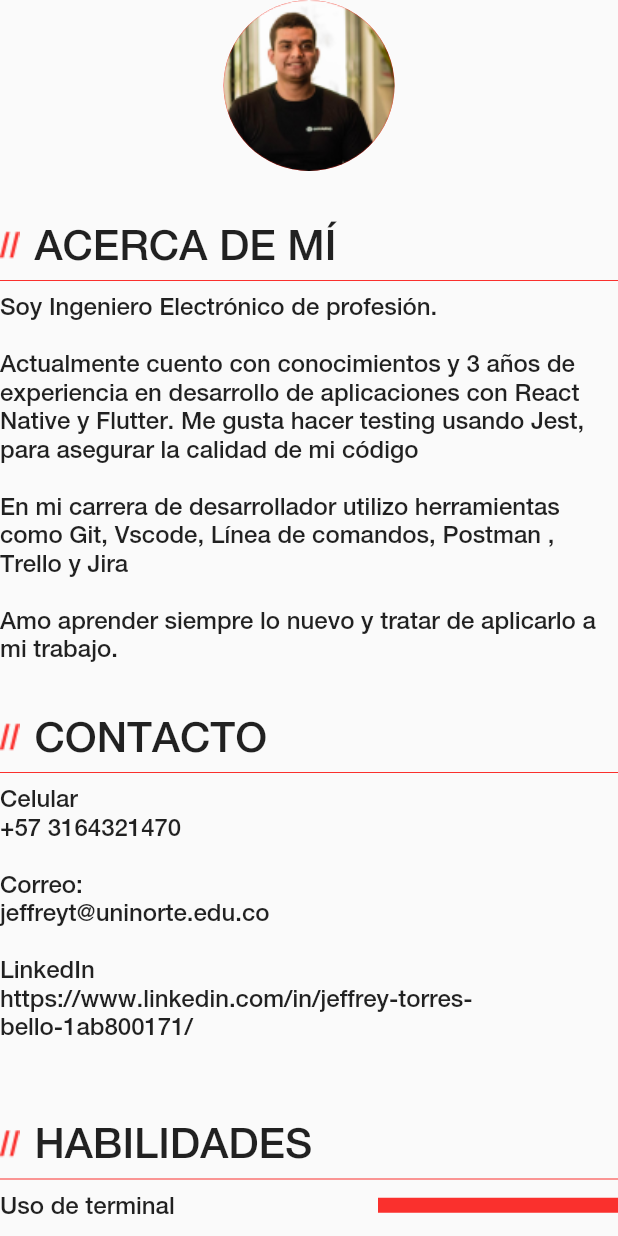
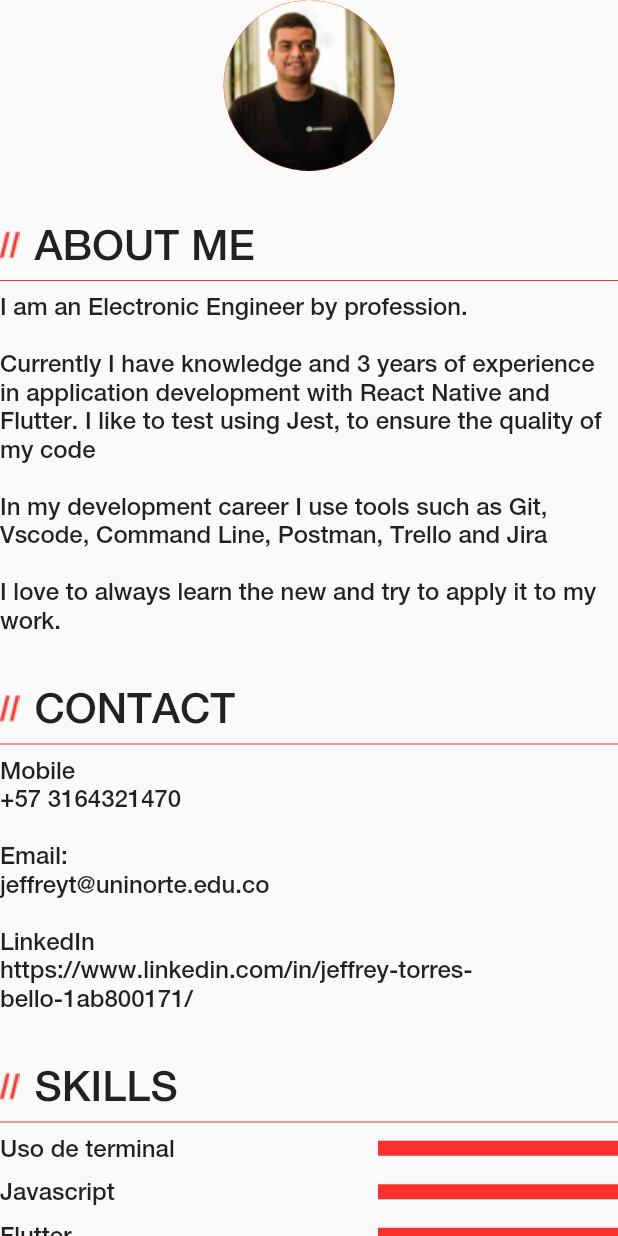
Before and after one commit to jetobe95/resume_in_flutter, a Flutter app: the MyInfo widget shown alone on an empty page, opened directly, on a phone screen of 412 x 824 dp. Run offline on Flutter 3.47's test engine with Material 2 defaults, Android fonts, the light colour scheme and no system bars; our stand-ins replace auto_route, easy_localization.

Commit message:
add es and us translations

```diff
--- /dev/null
+++ b/assets/translations/en-US.json
@@ -0,0 +1,20 @@
+{
+    "name": "JEFFREY",
+    "lastname": "DANIEL TORRES BELLO",
+    "profession": "Electronic Engineer",
+    "educationAndCourses": "EDUCATION & COURSED",
+    "experienceProjects": "EXPERIENCIA & PROJECTS",
+    "references": "REFERENCES",
+    "myInfo": {
+        "aboutMe": "ABOUT ME",
+        "aboutMeContent": "I am an Electronic Engineer by profession.\n\nCurrently I have knowledge and 3 years of experience in application development with React Native and Flutter. I like to test using Jest, to ensure the quality of my code\n\nIn my development career I use tools such as Git, Vscode, Command Line, Postman, Trello and Jira\n\nI love to always learn the new and try to apply it to my work."
+    },
+    "contact": {
+        "title": "CONTACT",
+        "content": "Mobile\n+57 3164321470\n\nEmail:\njeffreyt@uninorte.edu.co\n\nLinkedIn\nhttps://www.linkedin.com/in/jeffrey-torres-bello-1ab800171/"
+    },
+    "skills": {
+        "title": "SKILLS"
+    },
+    "hobbies": "HOBBIES"
+}
--- a/assets/translations/es-CO.json
+++ b/assets/translations/es-CO.json
@@ -4,5 +4,17 @@
     "profession": "Ingeniero Electrónico",
     "educationAndCourses": "EDUCACIÓN & CURSOS",
     "experienceProjects": "EXPERIENCIA & PROYECTOS",
-    "references": "REFERENCIAS"
+    "references": "REFERENCIAS",
+    "myInfo": {
+        "aboutMe": "ACERCA DE MÍ",
+        "aboutMeContent": "Soy Ingeniero Electrónico de profesión.\n\nActualmente cuento con conocimientos y 3 años de experiencia en desarrollo de aplicaciones con React Native y Flutter. Me gusta hacer testing usando Jest, para asegurar la calidad de mi código\n\nEn mi carrera de desarrollador utilizo herramientas como Git, Vscode, Línea de comandos, Postman , Trello y Jira\n\nAmo aprender siempre lo nuevo y tratar de aplicarlo a mi trabajo."
+    },
+    "contact": {
+        "title": "CONTACTO",
+        "content": "Celular\n+57 3164321470\n\nCorreo:\njeffreyt@uninorte.edu.co\n\nLinkedIn\nhttps://www.linkedin.com/in/jeffrey-torres-bello-1ab800171/"
+    },
+    "skills": {
+        "title": "HABILIDADES"
+    },
+    "hobbies": "PASATIEMPOS"
 }
--- a/lib/main.dart
+++ b/lib/main.dart
@@ -7,7 +7,10 @@ void main() async {
   await EasyLocalization.ensureInitialized();
   runApp(
     EasyLocalization(
-      supportedLocales: const [Locale('es', 'CO')],
+      supportedLocales: const [
+        Locale('es', 'CO'),
+        Locale('en', 'US'),
+      ],
       path: 'assets/translations',
       fallbackLocale: const Locale('es', 'CO'),
       child: MyApp(),
--- a/lib/src/ui/pages/pages.dart
+++ b/lib/src/ui/pages/pages.dart
@@ -1,5 +1,6 @@
 library resume.pages;
 
+import 'package:auto_route/auto_route.dart';
 import 'package:flutter/material.dart';
 import 'package:resume_in_flutter/src/ui/theme/uicolors.dart';
 import 'package:resume_in_flutter/src/ui/view/education_and_courses.dart';
--- a/lib/src/ui/pages/resume_page.dart
+++ b/lib/src/ui/pages/resume_page.dart
@@ -1,8 +1,8 @@
 part of resume.pages;
 
 class ResumePage extends StatelessWidget {
-  const ResumePage({Key? key}) : super(key: key);
-
+  const ResumePage({Key? key, @QueryParam('lang') this.lang}) : super(key: key);
+  final String? lang;
   @override
   Widget build(BuildContext context) {
     return LayoutBuilder(
--- a/lib/src/ui/view/my_info.dart
+++ b/lib/src/ui/view/my_info.dart
@@ -1,6 +1,7 @@
 import 'package:flutter/material.dart';
 import 'package:resume_in_flutter/src/ui/view/skills.dart';
 import 'package:resume_in_flutter/src/ui/widgets/section.dart';
+import 'package:easy_localization/easy_localization.dart';
 
 class MyInfo extends StatelessWidget {
   const MyInfo({Key? key}) : super(key: key);
@@ -9,46 +10,31 @@ class MyInfo extends StatelessWidget {
   Widget build(BuildContext context) {
     return Column(
       crossAxisAlignment: CrossAxisAlignment.center,
-      children: const [
-        CircleAvatar(
+      children: [
+        const CircleAvatar(
           backgroundColor: Colors.red,
           foregroundImage: AssetImage('assets/me.png'),
           radius: 57,
         ),
-        SizedBox(height: 32),
+        const SizedBox(height: 32),
         Section(
-          title: 'ACERCA DE MÍ',
-          content: '''Soy Ingeniero Electrónico de profesión.
-
-Actualmente cuento con conocimientos y 3 años de experiencia en desarrollo de aplicaciones con React Native y Flutter. Me gusta hacer testing usando Jest, para asegurar la calidad de mi código
-
-En mi carrera de desarrollador utilizo herramientas como Git, Vscode, Línea de comandos, Postman , Trello y Jira
-
-Amo aprender siempre lo nuevo y tratar de aplicarlo a mi trabajo.''',
+          title: 'myInfo.aboutMe'.tr(),
+          content: 'myInfo.aboutMeContent'.tr(),
         ),
-        SizedBox(height: 32),
+        const SizedBox(height: 32),
         Section(
-          title: 'CONTACTO',
-          content: '''
-Celular
-+57 3164321470
-
-Correo:
-jeffreyt@uninorte.edu.co
-
-LinkedIn
-https://www.linkedin.com/in/jeffrey-torres-bello-1ab800171/
-''',
+          title: 'contact.title'.tr(),
+          content: 'contact.content'.tr(),
         ),
-        SizedBox(height: 32),
+        const SizedBox(height: 32),
         Section(
-          title: 'HABILIDADES',
-          child: Skills(),
+          title: 'skills.title'.tr(),
+          child: const Skills(),
         ),
-        SizedBox(height: 32),
+        const SizedBox(height: 32),
         Section(
-          title: 'PASATIEMPOS',
-          child: Pasatiempos(),
+          title: 'hobbies'.tr(),
+          child: const Pasatiempos(),
         ),
       ],
     );
```
Also changed, not shown: 1 other file.
